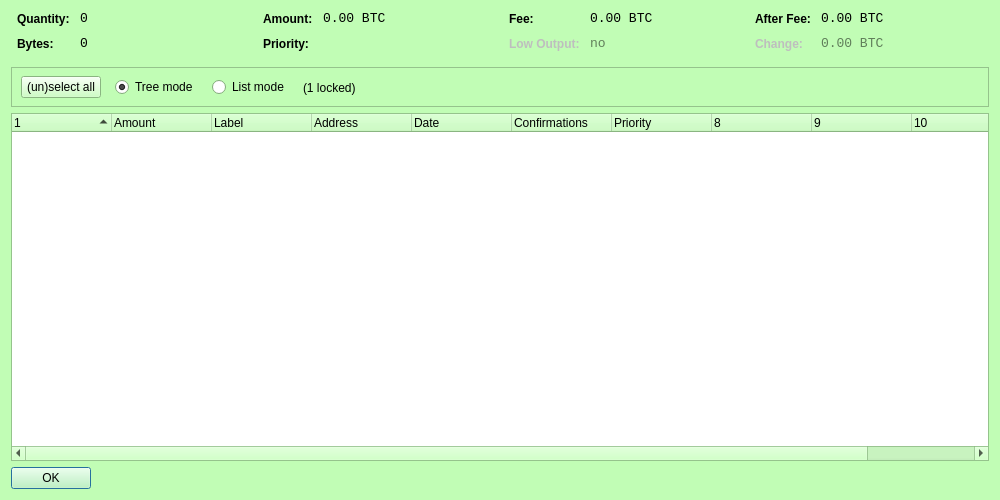
First picture: the form in src/qt/forms/coincontroldialog.ui, repository IParn/LimecoinX, before the edit.
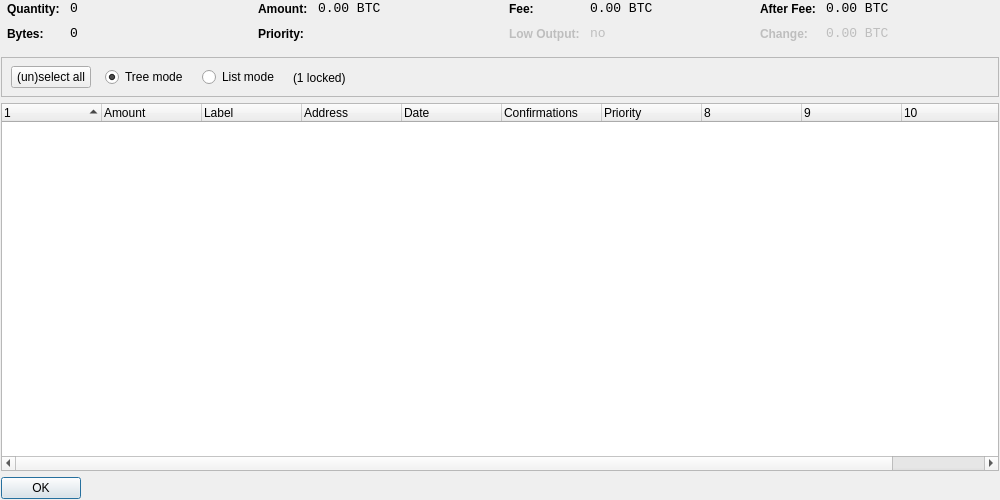
Second picture: the form after the edit. Custom widgets are drawn as their Qt base class.

```diff
--- a/src/qt/forms/coincontroldialog.ui
+++ b/src/qt/forms/coincontroldialog.ui
@@ -10,425 +10,22 @@
     <height>500</height>
    </rect>
   </property>
-  <property name="palette">
-   <palette>
-    <active>
-     <colorrole role="WindowText">
-      <brush brushstyle="SolidPattern">
-       <color alpha="255">
-        <red>0</red>
-        <green>0</green>
-        <blue>0</blue>
-       </color>
-      </brush>
-     </colorrole>
-     <colorrole role="Button">
-      <brush brushstyle="SolidPattern">
-       <color alpha="255">
-        <red>193</red>
-        <green>253</green>
-        <blue>181</blue>
-       </color>
-      </brush>
-     </colorrole>
-     <colorrole role="Light">
-      <brush brushstyle="SolidPattern">
-       <color alpha="255">
-        <red>255</red>
-        <green>255</green>
-        <blue>255</blue>
-       </color>
-      </brush>
-     </colorrole>
-     <colorrole role="Midlight">
-      <brush brushstyle="SolidPattern">
-       <color alpha="255">
-        <red>224</red>
-        <green>254</green>
-        <blue>218</blue>
-       </color>
-      </brush>
-     </colorrole>
-     <colorrole role="Dark">
-      <brush brushstyle="SolidPattern">
-       <color alpha="255">
-        <red>96</red>
-        <green>126</green>
-        <blue>90</blue>
-       </color>
-      </brush>
-     </colorrole>
-     <colorrole role="Mid">
-      <brush brushstyle="SolidPattern">
-       <color alpha="255">
-        <red>129</red>
-        <green>169</green>
-        <blue>121</blue>
-       </color>
-      </brush>
-     </colorrole>
-     <colorrole role="Text">
-      <brush brushstyle="SolidPattern">
-       <color alpha="255">
-        <red>0</red>
-        <green>0</green>
-        <blue>0</blue>
-       </color>
-      </brush>
-     </colorrole>
-     <colorrole role="BrightText">
-      <brush brushstyle="SolidPattern">
-       <color alpha="255">
-        <red>255</red>
-        <green>255</green>
-        <blue>255</blue>
-       </color>
-      </brush>
-     </colorrole>
-     <colorrole role="ButtonText">
-      <brush brushstyle="SolidPattern">
-       <color alpha="255">
-        <red>0</red>
-        <green>0</green>
-        <blue>0</blue>
-       </color>
-      </brush>
-     </colorrole>
-     <colorrole role="Base">
-      <brush brushstyle="SolidPattern">
-       <color alpha="255">
-        <red>255</red>
-        <green>255</green>
-        <blue>255</blue>
-       </color>
-      </brush>
-     </colorrole>
-     <colorrole role="Window">
-      <brush brushstyle="SolidPattern">
-       <color alpha="255">
-        <red>193</red>
-        <green>253</green>
-        <blue>181</blue>
-       </color>
-      </brush>
-     </colorrole>
-     <colorrole role="Shadow">
-      <brush brushstyle="SolidPattern">
-       <color alpha="255">
-        <red>0</red>
-        <green>0</green>
-        <blue>0</blue>
-       </color>
-      </brush>
-     </colorrole>
-     <colorrole role="AlternateBase">
-      <brush brushstyle="SolidPattern">
-       <color alpha="255">
-        <red>224</red>
-        <green>254</green>
-        <blue>218</blue>
-       </color>
-      </brush>
-     </colorrole>
-     <colorrole role="ToolTipBase">
-      <brush brushstyle="SolidPattern">
-       <color alpha="255">
-        <red>255</red>
-        <green>255</green>
-        <blue>220</blue>
-       </color>
-      </brush>
-     </colorrole>
-     <colorrole role="ToolTipText">
-      <brush brushstyle="SolidPattern">
-       <color alpha="255">
-        <red>0</red>
-        <green>0</green>
-        <blue>0</blue>
-       </color>
-      </brush>
-     </colorrole>
-    </active>
-    <inactive>
-     <colorrole role="WindowText">
-      <brush brushstyle="SolidPattern">
-       <color alpha="255">
-        <red>0</red>
-        <green>0</green>
-        <blue>0</blue>
-       </color>
-      </brush>
-     </colorrole>
-     <colorrole role="Button">
-      <brush brushstyle="SolidPattern">
-       <color alpha="255">
-        <red>193</red>
-        <green>253</green>
-        <blue>181</blue>
-       </color>
-      </brush>
-     </colorrole>
-     <colorrole role="Light">
-      <brush brushstyle="SolidPattern">
-       <color alpha="255">
-        <red>255</red>
-        <green>255</green>
-        <blue>255</blue>
-       </color>
-      </brush>
-     </colorrole>
-     <colorrole role="Midlight">
-      <brush brushstyle="SolidPattern">
-       <color alpha="255">
-        <red>224</red>
-        <green>254</green>
-        <blue>218</blue>
-       </color>
-      </brush>
-     </colorrole>
-     <colorrole role="Dark">
-      <brush brushstyle="SolidPattern">
-       <color alpha="255">
-        <red>96</red>
-        <green>126</green>
-        <blue>90</blue>
-       </color>
-      </brush>
-     </colorrole>
-     <colorrole role="Mid">
-      <brush brushstyle="SolidPattern">
-       <color alpha="255">
-        <red>129</red>
-        <green>169</green>
-        <blue>121</blue>
-       </color>
-      </brush>
-     </colorrole>
-     <colorrole role="Text">
-      <brush brushstyle="SolidPattern">
-       <color alpha="255">
-        <red>0</red>
-        <green>0</green>
-        <blue>0</blue>
-       </color>
-      </brush>
-     </colorrole>
-     <colorrole role="BrightText">
-      <brush brushstyle="SolidPattern">
-       <color alpha="255">
-        <red>255</red>
-        <green>255</green>
-        <blue>255</blue>
-       </color>
-      </brush>
-     </colorrole>
-     <colorrole role="ButtonText">
-      <brush brushstyle="SolidPattern">
-       <color alpha="255">
-        <red>0</red>
-        <green>0</green>
-        <blue>0</blue>
-       </color>
-      </brush>
-     </colorrole>
-     <colorrole role="Base">
-      <brush brushstyle="SolidPattern">
-       <color alpha="255">
-        <red>255</red>
-        <green>255</green>
-        <blue>255</blue>
-       </color>
-      </brush>
-     </colorrole>
-     <colorrole role="Window">
-      <brush brushstyle="SolidPattern">
-       <color alpha="255">
-        <red>193</red>
-        <green>253</green>
-        <blue>181</blue>
-       </color>
-      </brush>
-     </colorrole>
-     <colorrole role="Shadow">
-      <brush brushstyle="SolidPattern">
-       <color alpha="255">
-        <red>0</red>
-        <green>0</green>
-        <blue>0</blue>
-       </color>
-      </brush>
-     </colorrole>
-     <colorrole role="AlternateBase">
-      <brush brushstyle="SolidPattern">
-       <color alpha="255">
-        <red>224</red>
-        <green>254</green>
-        <blue>218</blue>
-       </color>
-      </brush>
-     </colorrole>
-     <colorrole role="ToolTipBase">
-      <brush brushstyle="SolidPattern">
-       <color alpha="255">
-        <red>255</red>
-        <green>255</green>
-        <blue>220</blue>
-       </color>
-      </brush>
-     </colorrole>
-     <colorrole role="ToolTipText">
-      <brush brushstyle="SolidPattern">
-       <color alpha="255">
-        <red>0</red>
-        <green>0</green>
-        <blue>0</blue>
-       </color>
-      </brush>
-     </colorrole>
-    </inactive>
-    <disabled>
-     <colorrole role="WindowText">
-      <brush brushstyle="SolidPattern">
-       <color alpha="255">
-        <red>96</red>
-        <green>126</green>
-        <blue>90</blue>
-       </color>
-      </brush>
-     </colorrole>
-     <colorrole role="Button">
-      <brush brushstyle="SolidPattern">
-       <color alpha="255">
-        <red>193</red>
-        <green>253</green>
-        <blue>181</blue>
-       </color>
-      </brush>
-     </colorrole>
-     <colorrole role="Light">
-      <brush brushstyle="SolidPattern">
-       <color alpha="255">
-        <red>255</red>
-        <green>255</green>
-        <blue>255</blue>
-       </color>
-      </brush>
-     </colorrole>
-     <colorrole role="Midlight">
-      <brush brushstyle="SolidPattern">
-       <color alpha="255">
-        <red>224</red>
-        <green>254</green>
-        <blue>218</blue>
-       </color>
-      </brush>
-     </colorrole>
-     <colorrole role="Dark">
-      <brush brushstyle="SolidPattern">
-       <color alpha="255">
-        <red>96</red>
-        <green>126</green>
-        <blue>90</blue>
-       </color>
-      </brush>
-     </colorrole>
-     <colorrole role="Mid">
-      <brush brushstyle="SolidPattern">
-       <color alpha="255">
-        <red>129</red>
-        <green>169</green>
-        <blue>121</blue>
-       </color>
-      </brush>
-     </colorrole>
-     <colorrole role="Text">
-      <brush brushstyle="SolidPattern">
-       <color alpha="255">
-        <red>96</red>
-        <green>126</green>
-        <blue>90</blue>
-       </color>
-      </brush>
-     </colorrole>
-     <colorrole role="BrightText">
-      <brush brushstyle="SolidPattern">
-       <color alpha="255">
-        <red>255</red>
-        <green>255</green>
-        <blue>255</blue>
-       </color>
-      </brush>
-     </colorrole>
-     <colorrole role="ButtonText">
-      <brush brushstyle="SolidPattern">
-       <color alpha="255">
-        <red>96</red>
-        <green>126</green>
-        <blue>90</blue>
-       </color>
-      </brush>
-     </colorrole>
-     <colorrole role="Base">
-      <brush brushstyle="SolidPattern">
-       <color alpha="255">
-        <red>193</red>
-        <green>253</green>
-        <blue>181</blue>
-       </color>
-      </brush>
-     </colorrole>
-     <colorrole role="Window">
-      <brush brushstyle="SolidPattern">
-       <color alpha="255">
-        <red>193</red>
-        <green>253</green>
-        <blue>181</blue>
-       </color>
-      </brush>
-     </colorrole>
-     <colorrole role="Shadow">
-      <brush brushstyle="SolidPattern">
-       <color alpha="255">
-        <red>0</red>
-        <green>0</green>
-        <blue>0</blue>
-       </color>
-      </brush>
-     </colorrole>
-     <colorrole role="AlternateBase">
-      <brush brushstyle="SolidPattern">
-       <color alpha="255">
-        <red>193</red>
-        <green>253</green>
-        <blue>181</blue>
-       </color>
-      </brush>
-     </colorrole>
-     <colorrole role="ToolTipBase">
-      <brush brushstyle="SolidPattern">
-       <color alpha="255">
-        <red>255</red>
-        <green>255</green>
-        <blue>220</blue>
-       </color>
-      </brush>
-     </colorrole>
-     <colorrole role="ToolTipText">
-      <brush brushstyle="SolidPattern">
-       <color alpha="255">
-        <red>0</red>
-        <green>0</green>
-        <blue>0</blue>
-       </color>
-      </brush>
-     </colorrole>
-    </disabled>
-   </palette>
-  </property>
   <property name="windowTitle">
    <string>Coin Control</string>
   </property>
   <layout class="QVBoxLayout" name="verticalLayout">
+   <property name="leftMargin">
+    <number>1</number>
+   </property>
+   <property name="topMargin">
+    <number>1</number>
+   </property>
+   <property name="rightMargin">
+    <number>1</number>
+   </property>
+   <property name="bottomMargin">
+    <number>1</number>
+   </property>
    <item>
     <layout class="QHBoxLayout" name="horizontalLayoutTop" stretch="0,0,0,0">
      <property name="topMargin">
```
